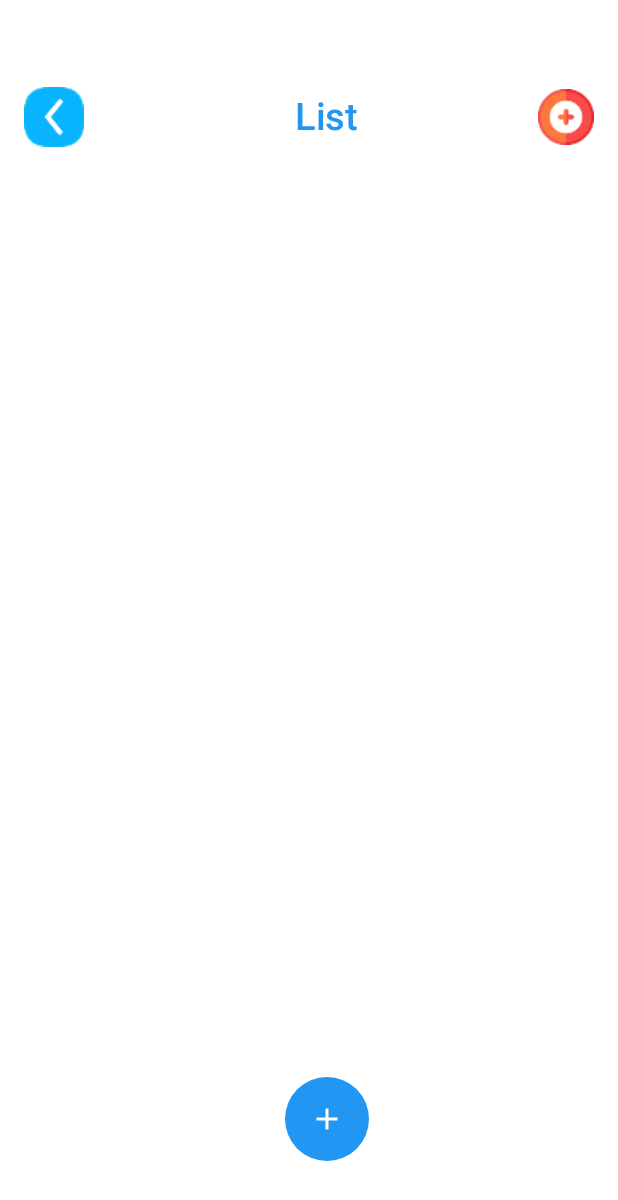
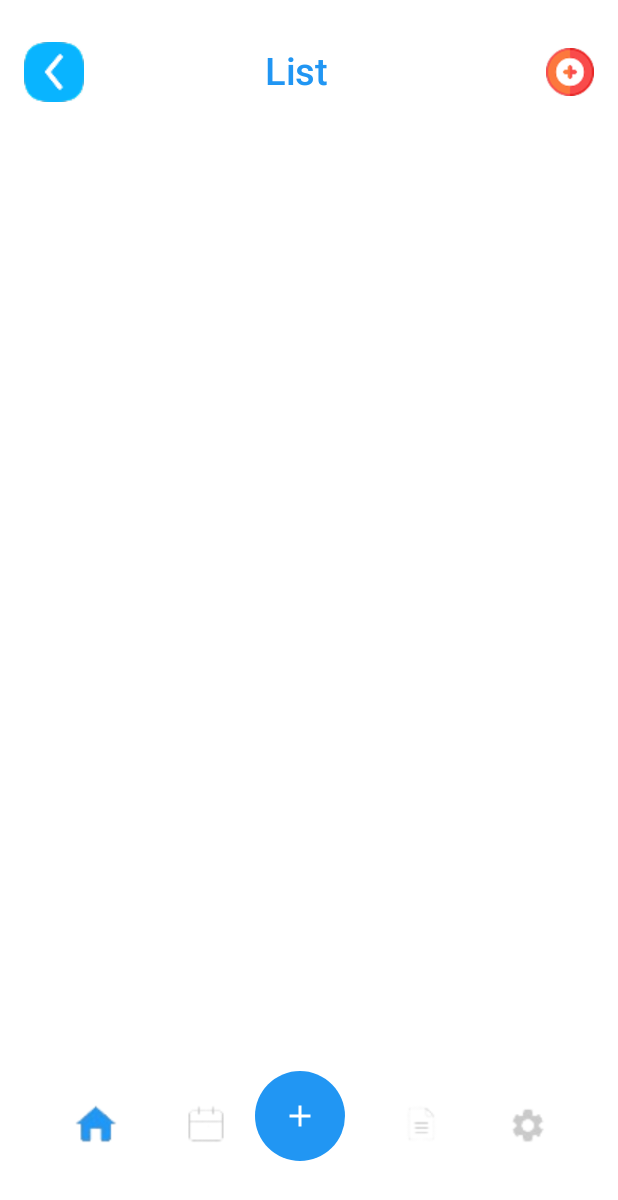
Before and after one commit to DangTDuy/DangThanhDuy-Mobile-Device-Programming-, an Android app built with Jetpack Compose: the screen it shows after launch (MainActivity), on a phone screen of 412 x 824 dp. Shown: the top 1200 px of the screen. Run offline under Robolectric (Android 15) with nearby library versions, the phone set to English and light mode, and no system bars.

Commit message:
cap_nhat

```diff
--- a/Bai_tap_tuan_6/BT_tuan_6/app/src/main/java/com/example/bt_tuan_6/ui/theme/screens/ListScreen.kt
+++ b/Bai_tap_tuan_6/BT_tuan_6/app/src/main/java/com/example/bt_tuan_6/ui/theme/screens/ListScreen.kt
@@ -3,17 +3,15 @@ package com.example.bt_tuan_6.screens
 import androidx.compose.foundation.Image
 import androidx.compose.foundation.background
 import androidx.compose.foundation.layout.*
-import androidx.compose.foundation.rememberScrollState
+import androidx.compose.foundation.lazy.LazyColumn
+import androidx.compose.foundation.lazy.items
 import androidx.compose.foundation.shape.CircleShape
-import androidx.compose.foundation.verticalScroll
 import androidx.compose.material.*
 import androidx.compose.material.icons.Icons
 import androidx.compose.material.icons.filled.Add
-import androidx.compose.material.icons.filled.ArrowBack
 import androidx.compose.runtime.Composable
 import androidx.compose.ui.Alignment
 import androidx.compose.ui.Modifier
-import androidx.compose.ui.draw.clip
 import androidx.compose.ui.graphics.Color
 import androidx.compose.ui.res.painterResource
 import androidx.compose.ui.text.font.FontWeight
@@ -27,11 +25,15 @@ import kotlin.random.Random
 
 @Composable
 fun ListScreen(viewModel: TaskViewModel, onAddClick: () -> Unit) {
+    Box(
+        modifier = Modifier
+            .fillMaxSize()
+            .background(Color.White)
+    ) {
         Column(
             modifier = Modifier
                 .fillMaxSize()
-            .background(Color.White)
-            .padding(top = 50.dp)
+                .padding(top = 20.dp)
         ) {
             Row(
                 modifier = Modifier
@@ -40,11 +42,9 @@ fun ListScreen(viewModel: TaskViewModel, onAddClick: () -> Unit) {
                 verticalAlignment = Alignment.CenterVertically
             ) {
                 Image(
-                painter = painterResource(id = R.drawable.back), // Đảm bảo tài nguyên tồn tại
+                    painter = painterResource(id = R.drawable.back),
                     contentDescription = "",
-                modifier = Modifier
-                    .size(40.dp)
-
+                    modifier = Modifier.size(40.dp)
                 )
                 Text(
                     text = "List",
@@ -52,31 +52,27 @@ fun ListScreen(viewModel: TaskViewModel, onAddClick: () -> Unit) {
                     color = Color(0xFF2196F3),
                     fontWeight = FontWeight.Medium,
                     modifier = Modifier
-                    .padding(start = 140.dp, end = 120.dp),
+                        .padding(start = 120.dp, end = 145.dp),
                     textAlign = TextAlign.Center
                 )
-
                 Image(
-                painter = painterResource(id = R.drawable.resource__), // Đảm bảo tài nguyên tồn tại
+                    painter = painterResource(id = R.drawable.resource__),
                     contentDescription = "",
-                modifier = Modifier
-                    .size(40.dp)
-
+                    modifier = Modifier.size(40.dp)
                 )
             }
 
-        // Danh sách task
-        Column(
+            // Thay Column bằng LazyColumn
+            LazyColumn(
                 modifier = Modifier
-                .weight(1f)
-                .verticalScroll(rememberScrollState())
-                .padding(horizontal = 16.dp, vertical = 8.dp)
+                    .fillMaxWidth()
+                    .padding(start = 16.dp, end = 16.dp, top = 8.dp, bottom = 90.dp), // chừa khoảng trống cho nút Add
+                verticalArrangement = Arrangement.spacedBy(8.dp)
             ) {
-            viewModel.tasks.forEach { task ->
+                items(viewModel.tasks) { task ->
                     Card(
                         modifier = Modifier
-                        .fillMaxWidth()
-                        .padding(vertical = 8.dp),
+                            .fillMaxWidth(),
                         backgroundColor = CardColors[Random.nextInt(CardColors.size)],
                         elevation = 0.dp
                     ) {
@@ -97,17 +93,29 @@ fun ListScreen(viewModel: TaskViewModel, onAddClick: () -> Unit) {
                     }
                 }
             }
+        }
 
-        // Nút FAB
+
+        Image(
+            painter = painterResource(id = R.drawable.bground),
+            contentDescription = "",
+            modifier = Modifier
+                .size(450.dp)
+                .fillMaxWidth()
+                .align(Alignment.BottomCenter)
+                .offset(y = 100.dp)
+        )
+
         Row(
             modifier = Modifier
                 .fillMaxWidth()
-                .padding(start = 190.dp, bottom = 50.dp),
-
+                .padding(start = 170.dp)
+                .align(Alignment.BottomCenter)
+                .offset(y = (-50).dp)
         ) {
             Box(
                 modifier = Modifier
-                    .size(56.dp)
+                    .size(60.dp)
                     .background(Color(0xFF2196F3), shape = CircleShape),
                 contentAlignment = Alignment.Center
             ) {
```
Also changed, not shown: Bai_tap_tuan_6/BT_tuan_6/app/src/main/res/drawable/bground.png (added). Lines whose indentation alone changed are shown as unchanged.
